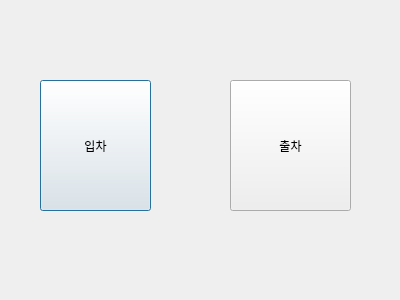
Old version of the form main.ui in the repository ainosato/MDP.
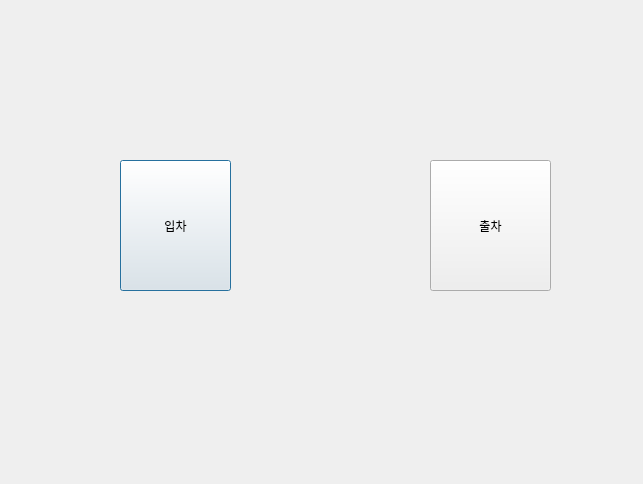
New version of the form.

Patch:
```diff
--- a/main.ui
+++ b/main.ui
@@ -6,8 +6,8 @@
    <rect>
     <x>0</x>
     <y>0</y>
-    <width>400</width>
-    <height>300</height>
+    <width>643</width>
+    <height>484</height>
    </rect>
   </property>
   <property name="windowTitle">
@@ -16,8 +16,8 @@
   <widget class="QPushButton" name="in_pushButton">
    <property name="geometry">
     <rect>
-     <x>40</x>
-     <y>80</y>
+     <x>120</x>
+     <y>160</y>
      <width>111</width>
      <height>131</height>
     </rect>
@@ -29,8 +29,8 @@
   <widget class="QPushButton" name="out_pushButton">
    <property name="geometry">
     <rect>
-     <x>230</x>
-     <y>80</y>
+     <x>430</x>
+     <y>160</y>
      <width>121</width>
      <height>131</height>
     </rect>
```
